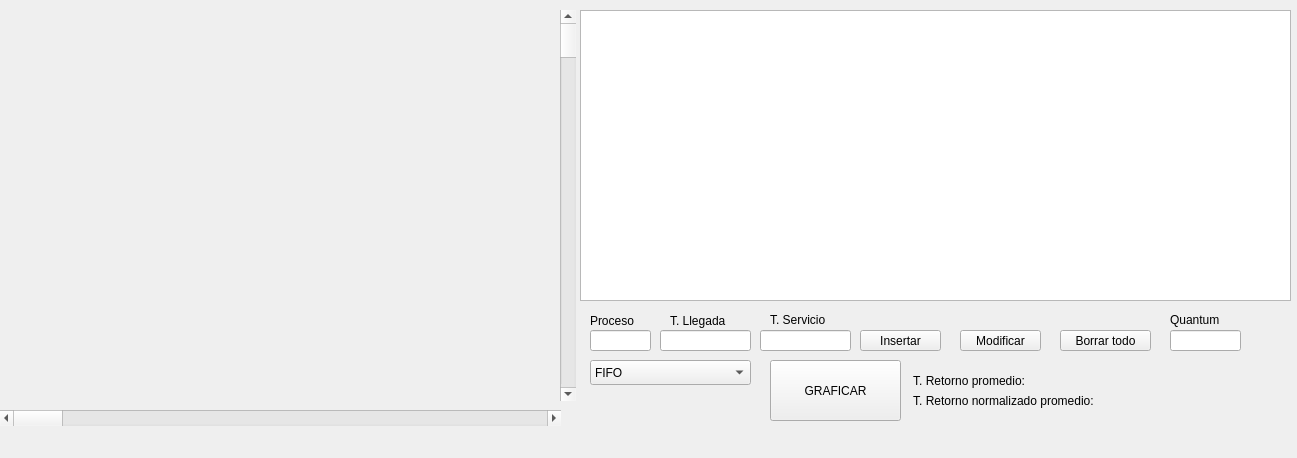
First picture: the form in Planificador/mainwindow.ui, repository lamlemonpie/SO, before the edit.
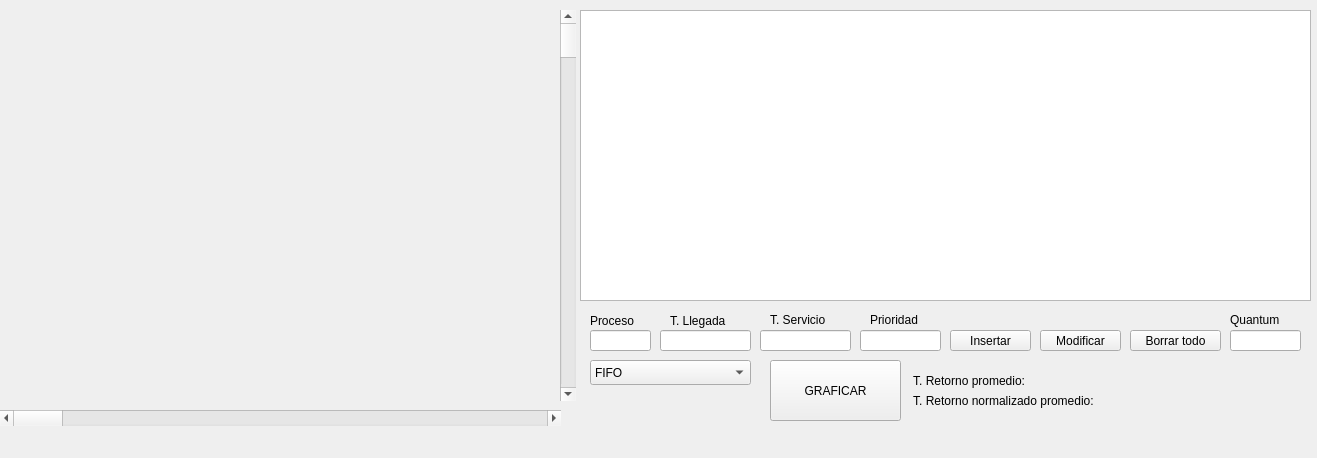
Second picture: the form after the edit. Custom widgets are drawn as their Qt base class.

Commit message:
Por prioridad
Usar ProcesosP

```diff
--- a/Planificador/mainwindow.ui
+++ b/Planificador/mainwindow.ui
@@ -6,7 +6,7 @@
    <rect>
     <x>0</x>
     <y>0</y>
-    <width>1297</width>
+    <width>1317</width>
     <height>458</height>
    </rect>
   </property>
@@ -19,7 +19,7 @@
      <rect>
       <x>580</x>
       <y>10</y>
-      <width>711</width>
+      <width>731</width>
       <height>291</height>
      </rect>
     </property>
@@ -27,7 +27,7 @@
    <widget class="QPushButton" name="pushButton">
     <property name="geometry">
      <rect>
-      <x>860</x>
+      <x>950</x>
       <y>330</y>
       <width>81</width>
       <height>21</height>
@@ -99,7 +99,7 @@
    <widget class="QPushButton" name="pushButton_3">
     <property name="geometry">
      <rect>
-      <x>1060</x>
+      <x>1130</x>
       <y>330</y>
       <width>91</width>
       <height>21</height>
@@ -135,7 +135,7 @@
    <widget class="QPushButton" name="pushButton_4">
     <property name="geometry">
      <rect>
-      <x>960</x>
+      <x>1040</x>
       <y>330</y>
       <width>81</width>
       <height>21</height>
@@ -266,7 +266,7 @@
    <widget class="QLineEdit" name="lineEdit_4">
     <property name="geometry">
      <rect>
-      <x>1170</x>
+      <x>1230</x>
       <y>330</y>
       <width>71</width>
       <height>21</height>
@@ -279,7 +279,7 @@
    <widget class="QLabel" name="label_6">
     <property name="geometry">
      <rect>
-      <x>1170</x>
+      <x>1230</x>
       <y>310</y>
       <width>71</width>
       <height>20</height>
@@ -289,6 +289,29 @@
      <string>Quantum</string>
     </property>
    </widget>
+   <widget class="QLineEdit" name="lineEdit_5">
+    <property name="geometry">
+     <rect>
+      <x>860</x>
+      <y>330</y>
+      <width>81</width>
+      <height>21</height>
+     </rect>
+    </property>
+   </widget>
+   <widget class="QLabel" name="label_7">
+    <property name="geometry">
+     <rect>
+      <x>870</x>
+      <y>310</y>
+      <width>71</width>
+      <height>20</height>
+     </rect>
+    </property>
+    <property name="text">
+     <string>Prioridad</string>
+    </property>
+   </widget>
   </widget>
   <widget class="QMenuBar" name="menuBar">
    <property name="geometry">
```
Left out of the diff: 7 changed lines with no effect on the pictures. The commit also changes 2 other files.
